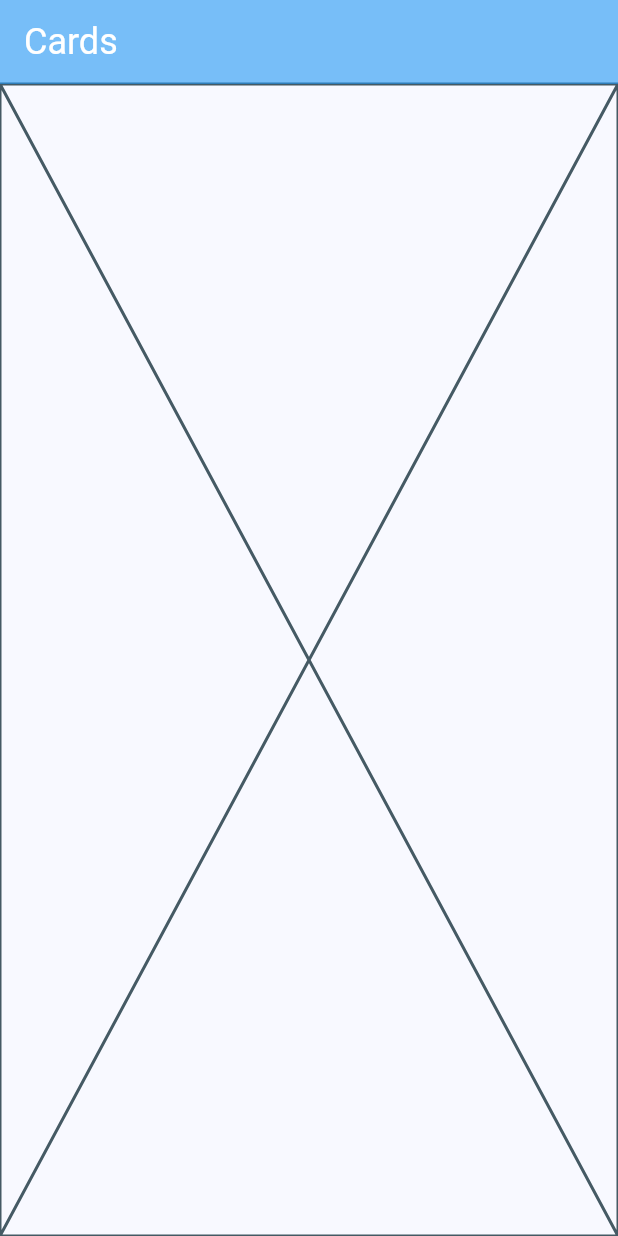
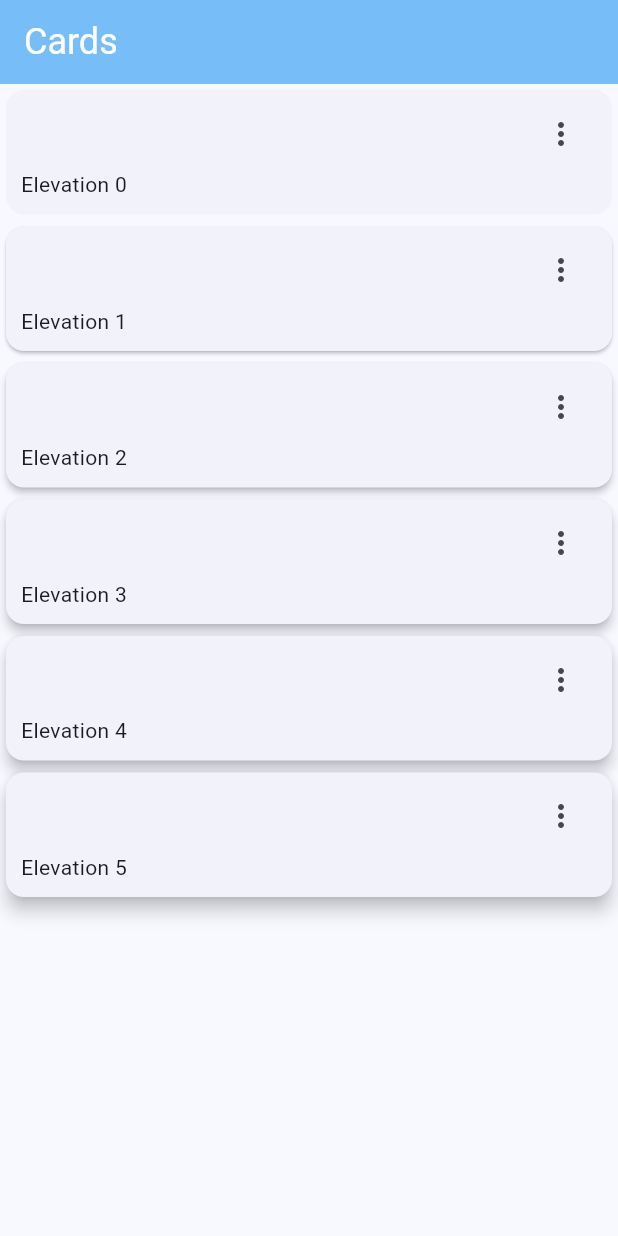
Before and after one commit to afperdomo2/widgets_app, a Flutter app: the CardsScreen screen opened by its route, on a phone screen of 412 x 824 dp. Run offline on Flutter 3.47's test engine with Material 3 defaults, Android fonts, the phone set to English and light mode, and no system bars; our stand-ins replace go_router.

Commit message:
Agregar vista de tarjetas en CardsScreen con diferentes niveles de elevación

```diff
--- a/lib/presentation/screens/cards/cards_screen.dart
+++ b/lib/presentation/screens/cards/cards_screen.dart
@@ -1,4 +1,13 @@
 import 'package:flutter/material.dart';
+
+const cards = <Map<String, dynamic>>[
+  {"elevation": 0.0, "title": "Elevation 0"},
+  {"elevation": 1.0, "title": "Elevation 1"},
+  {"elevation": 2.0, "title": "Elevation 2"},
+  {"elevation": 3.0, "title": "Elevation 3"},
+  {"elevation": 4.0, "title": "Elevation 4"},
+  {"elevation": 5.0, "title": "Elevation 5"},
+];
 
 class CardsScreen extends StatelessWidget {
   static const String name = 'cards_screen';
@@ -11,7 +20,48 @@ class CardsScreen extends StatelessWidget {
       appBar: AppBar(
         title: const Text("Cards"),
       ),
-      body: const Placeholder(),
+      body: const _CardsView(),
     );
   }
 }
+
+class _CardsView extends StatelessWidget {
+  const _CardsView();
+
+  @override
+  Widget build(BuildContext context) {
+    return Column(
+      children: [
+        ...cards.map((card) => _CardType1(card: card)),
+      ],
+    );
+  }
+}
+
+class _CardType1 extends StatelessWidget {
+  const _CardType1({required this.card});
+
+  final Map<String, dynamic> card;
+
+  @override
+  Widget build(BuildContext context) {
+    return Card(
+      elevation: card['elevation'],
+      child: Padding(
+        padding: const EdgeInsets.fromLTRB(10, 5, 10, 10),
+        child: Column(
+          children: [
+            Align(
+              alignment: Alignment.topRight,
+              child: IconButton(onPressed: () {}, icon: const Icon(Icons.more_vert_outlined)),
+            ),
+            Align(
+              alignment: Alignment.centerLeft,
+              child: Text(card['title']),
+            ),
+          ],
+        ),
+      ),
+    );
+  }
+}
```
